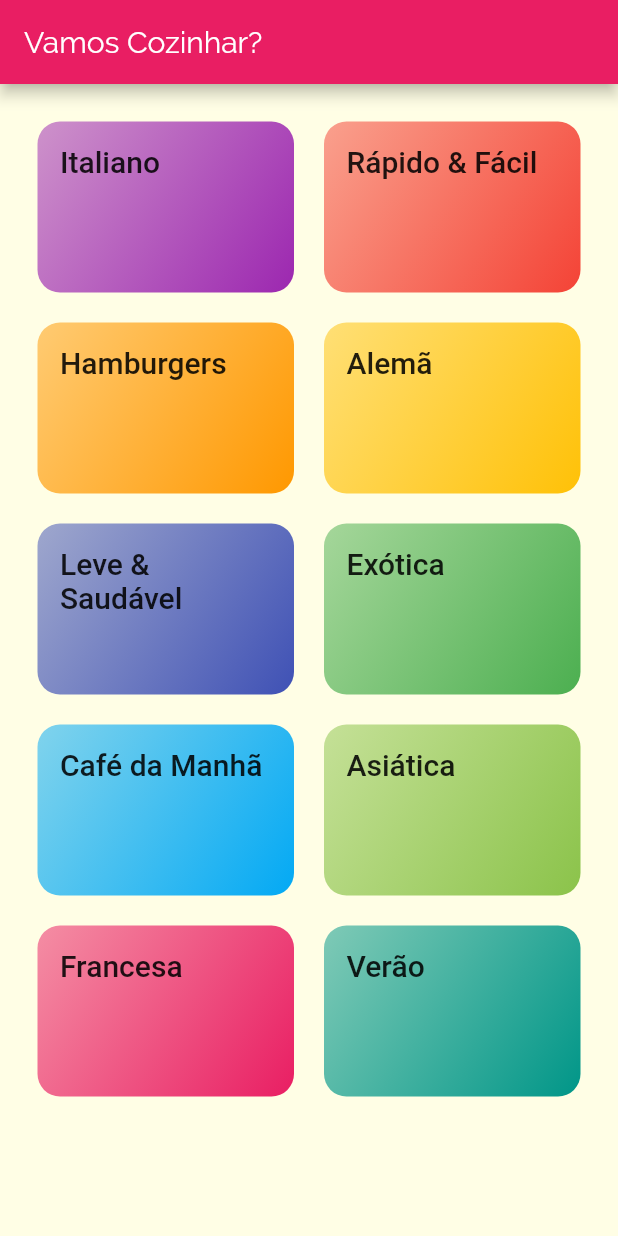
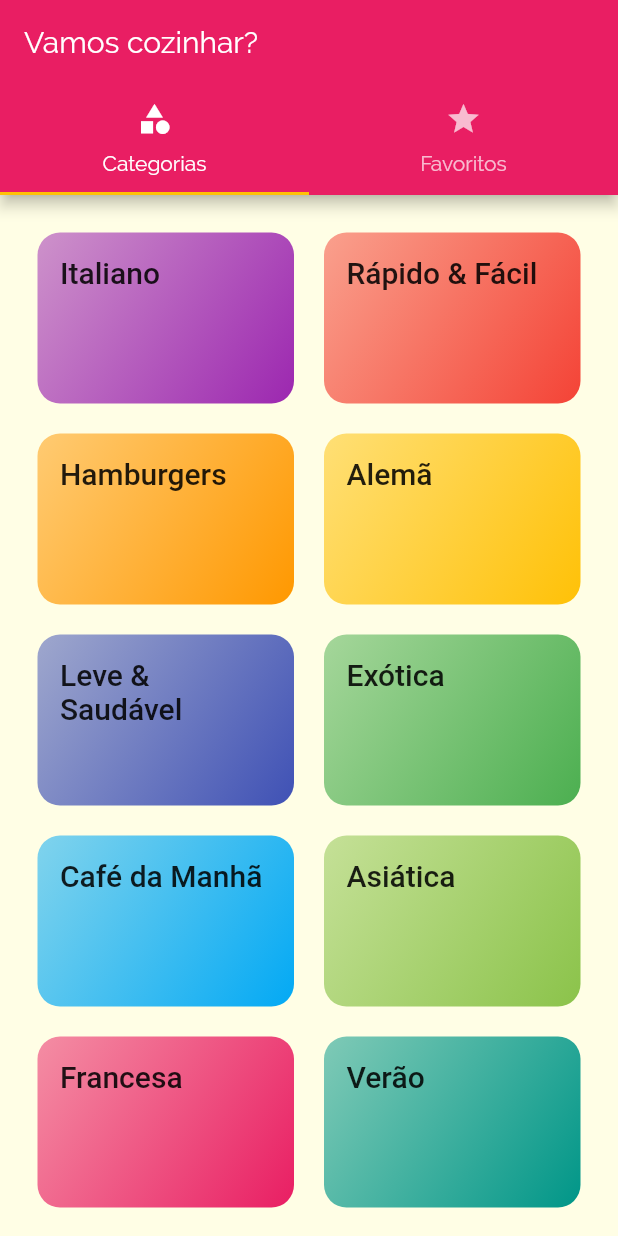
Before and after one commit to tiagoeborsanyi/meals, a Flutter app: the screen it shows after launch, on a phone screen of 412 x 824 dp. Run offline on Flutter 3.47's test engine with Material 2 defaults, Android fonts, the phone set to English and light mode, and no system bars.

```diff
--- a/lib/main.dart
+++ b/lib/main.dart
@@ -1,5 +1,6 @@
 import 'package:flutter/material.dart';
 
+import 'screens/tabs_screen.dart';
 import 'screens/categories_screen.dart';
 import 'screens/categories_meals_screen.dart';
 import 'screens/meal_detail_screen.dart';
@@ -28,7 +29,7 @@ class MyApp extends StatelessWidget {
             ),
       ),
       routes: {
-        AppRoutes.HOME: (ctx) => CategoriesScreen(),
+        AppRoutes.HOME: (ctx) => TabScreen(),
         AppRoutes.CATEGORIES_MEALS: (ctx) => CategoriesMealsScreen(),
         AppRoutes.MEAL_DETAIL: (ctx) => MealDetailScreen(),
       },
--- a/lib/screens/categories_screen.dart
+++ b/lib/screens/categories_screen.dart
@@ -6,11 +6,7 @@ import '../data/dummy_data.dart';
 class CategoriesScreen extends StatelessWidget {
   @override
   Widget build(BuildContext context) {
-    return Scaffold(
-      appBar: AppBar(
-        title: Text('Vamos Cozinhar?'),
-      ),
-      body: GridView(
+    return GridView(
       padding: const EdgeInsets.all(25),
       gridDelegate: SliverGridDelegateWithMaxCrossAxisExtent(
         maxCrossAxisExtent: 200,
@@ -21,7 +17,6 @@ class CategoriesScreen extends StatelessWidget {
       children: DUMMY_CATEGORIES.map((cat) {
         return CategoryItem(category: cat);
       }).toList(),
-      ),
     );
   }
 }
--- /dev/null
+++ b/lib/screens/favorite_screen.dart
@@ -0,0 +1,12 @@
+import 'package:flutter/material.dart';
+
+class FavoriteScreen extends StatelessWidget {
+  const FavoriteScreen({Key? key}) : super(key: key);
+
+  @override
+  Widget build(BuildContext context) {
+    return Center(
+      child: Text('Minhas refeiçoes favoritas.'),
+    );
+  }
+}
--- /dev/null
+++ b/lib/screens/tabs_screen.dart
@@ -0,0 +1,38 @@
+import 'package:flutter/material.dart';
+
+import 'categories_screen.dart';
+import 'favorite_screen.dart';
+
+class TabScreen extends StatelessWidget {
+  const TabScreen({Key? key}) : super(key: key);
+
+  @override
+  Widget build(BuildContext context) {
+    return DefaultTabController(
+      length: 2,
+      child: Scaffold(
+        appBar: AppBar(
+          title: Text('Vamos cozinhar?'),
+          bottom: TabBar(
+            tabs: [
+              Tab(
+                icon: Icon(Icons.category),
+                text: 'Categorias',
+              ),
+              Tab(
+                icon: Icon(Icons.star),
+                text: 'Favoritos',
+              ),
+            ],
+          ),
+        ),
+        body: TabBarView(
+          children: [
+            CategoriesScreen(),
+            FavoriteScreen(),
+          ],
+        ),
+      ),
+    );
+  }
+}
```
Lines whose indentation alone changed are shown as unchanged.
